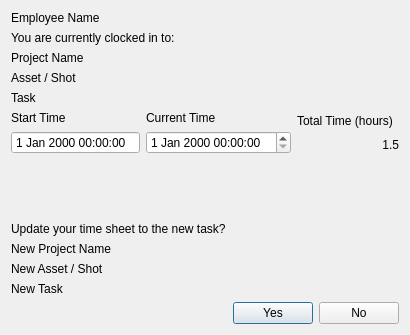
This is install/manual/tk-t-sheets/v0.1.0/resources/switch_tasks_dialog.ui in SleepDeprivedVFX/tk-t-sheets as Qt 5 draws it before an edit. The edited form follows.
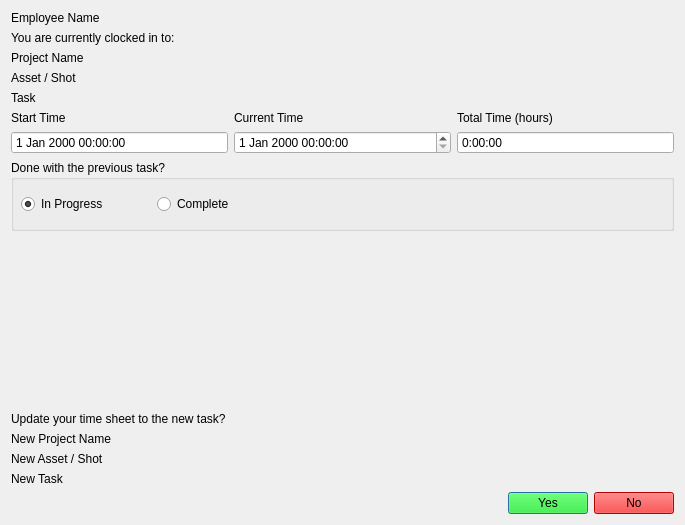
This is the edited form.

Diff of the .ui file:
```diff
--- a/install/manual/tk-t-sheets/v0.1.0/resources/switch_tasks_dialog.ui
+++ b/install/manual/tk-t-sheets/v0.1.0/resources/switch_tasks_dialog.ui
@@ -6,8 +6,8 @@
    <rect>
     <x>0</x>
     <y>0</y>
-    <width>410</width>
-    <height>335</height>
+    <width>685</width>
+    <height>525</height>
    </rect>
   </property>
   <property name="windowTitle">
@@ -124,15 +124,12 @@
         </widget>
        </item>
        <item>
-        <widget class="QLabel" name="label_2">
-         <property name="styleSheet">
-          <string notr="true">font: 75 10pt &quot;Arial&quot;;</string>
+        <widget class="QTimeEdit" name="total_time">
+         <property name="buttonSymbols">
+          <enum>QAbstractSpinBox::NoButtons</enum>
          </property>
-         <property name="text">
-          <string>1.5</string>
-         </property>
-         <property name="alignment">
-          <set>Qt::AlignRight|Qt::AlignTrailing|Qt::AlignVCenter</set>
+         <property name="displayFormat">
+          <string>h:mm:ss</string>
          </property>
         </widget>
        </item>
@@ -140,6 +137,51 @@
      </item>
     </layout>
    </item>
+   <item>
+    <widget class="QGroupBox" name="groupBox">
+     <property name="minimumSize">
+      <size>
+       <width>0</width>
+       <height>71</height>
+      </size>
+     </property>
+     <property name="styleSheet">
+      <string notr="true">font: 75 10pt &quot;Arial&quot;;</string>
+     </property>
+     <property name="title">
+      <string>Done with the previous task?</string>
+     </property>
+     <widget class="QWidget" name="">
+      <property name="geometry">
+       <rect>
+        <x>10</x>
+        <y>30</y>
+        <width>266</width>
+        <height>29</height>
+       </rect>
+      </property>
+      <layout class="QHBoxLayout" name="horizontalLayout_3">
+       <item>
+        <widget class="QRadioButton" name="in_progress">
+         <property name="text">
+          <string>In Progress</string>
+         </property>
+         <property name="checked">
+          <bool>true</bool>
+         </property>
+        </widget>
+       </item>
+       <item>
+        <widget class="QRadioButton" name="complete">
+         <property name="text">
+          <string>Complete</string>
+         </property>
+        </widget>
+       </item>
+      </layout>
+     </widget>
+    </widget>
+   </item>
    <item>
     <spacer name="verticalSpacer">
      <property name="orientation">
@@ -209,6 +251,10 @@
      </item>
      <item>
       <widget class="QPushButton" name="yes_btn">
+       <property name="styleSheet">
+        <string notr="true">background-color: rgb(0, 255, 0);
+font: 75 10pt &quot;Arial&quot;;</string>
+       </property>
        <property name="text">
         <string>Yes</string>
        </property>
@@ -216,6 +262,9 @@
      </item>
      <item>
       <widget class="QPushButton" name="no_btn">
+       <property name="styleSheet">
+        <string notr="true">background-color: rgb(255, 0, 0);</string>
+       </property>
        <property name="text">
         <string>No</string>
        </property>
```
